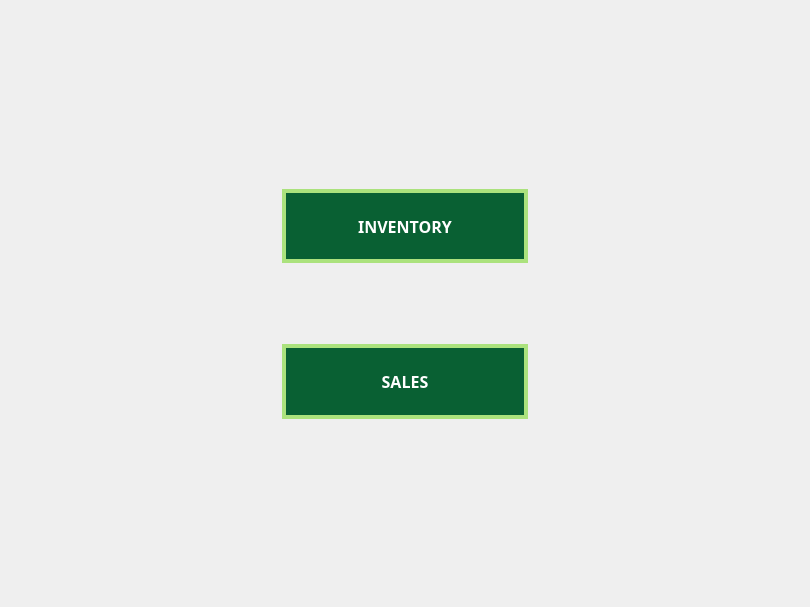
Bideiro/Ranil_project_py, file Screens/MainMenuScreens/Reports/Reports_1.ui: the form before one commit.
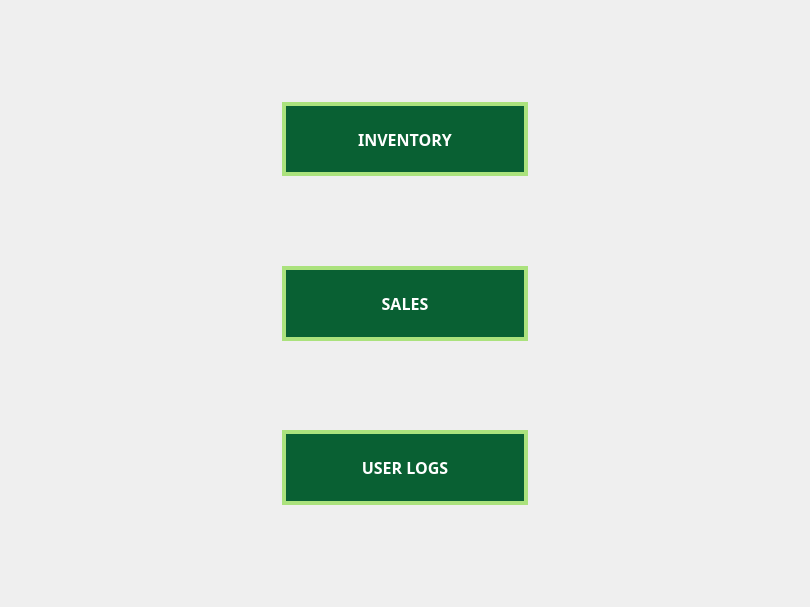
The form after the commit.

Diff of the .ui file:
```diff
--- a/Screens/MainMenuScreens/Reports/Reports_1.ui
+++ b/Screens/MainMenuScreens/Reports/Reports_1.ui
@@ -46,7 +46,7 @@
          <property name="sizeHint" stdset="0">
           <size>
            <width>20</width>
-           <height>164</height>
+           <height>40</height>
           </size>
          </property>
         </spacer>
@@ -82,13 +82,10 @@
          <property name="orientation">
           <enum>Qt::Vertical</enum>
          </property>
-         <property name="sizeType">
-          <enum>QSizePolicy::Fixed</enum>
-         </property>
          <property name="sizeHint" stdset="0">
           <size>
            <width>20</width>
-           <height>75</height>
+           <height>40</height>
           </size>
          </property>
         </spacer>
@@ -119,6 +116,45 @@
          </property>
         </widget>
        </item>
+       <item>
+        <spacer name="verticalSpacer_4">
+         <property name="orientation">
+          <enum>Qt::Vertical</enum>
+         </property>
+         <property name="sizeHint" stdset="0">
+          <size>
+           <width>20</width>
+           <height>40</height>
+          </size>
+         </property>
+        </spacer>
+       </item>
+       <item>
+        <widget class="QPushButton" name="Ulogs_btn">
+         <property name="sizePolicy">
+          <sizepolicy hsizetype="Minimum" vsizetype="MinimumExpanding">
+           <horstretch>0</horstretch>
+           <verstretch>0</verstretch>
+          </sizepolicy>
+         </property>
+         <property name="maximumSize">
+          <size>
+           <width>16777215</width>
+           <height>75</height>
+          </size>
+         </property>
+         <property name="font">
+          <font>
+           <family>DM Sans</family>
+           <pointsize>12</pointsize>
+           <bold>true</bold>
+          </font>
+         </property>
+         <property name="text">
+          <string>USER LOGS</string>
+         </property>
+        </widget>
+       </item>
        <item>
         <spacer name="verticalSpacer_3">
          <property name="orientation">
@@ -127,7 +163,7 @@
          <property name="sizeHint" stdset="0">
           <size>
            <width>20</width>
-           <height>164</height>
+           <height>40</height>
           </size>
          </property>
         </spacer>
```
Left out of the diff: 8 changed lines with no effect on the pictures.
